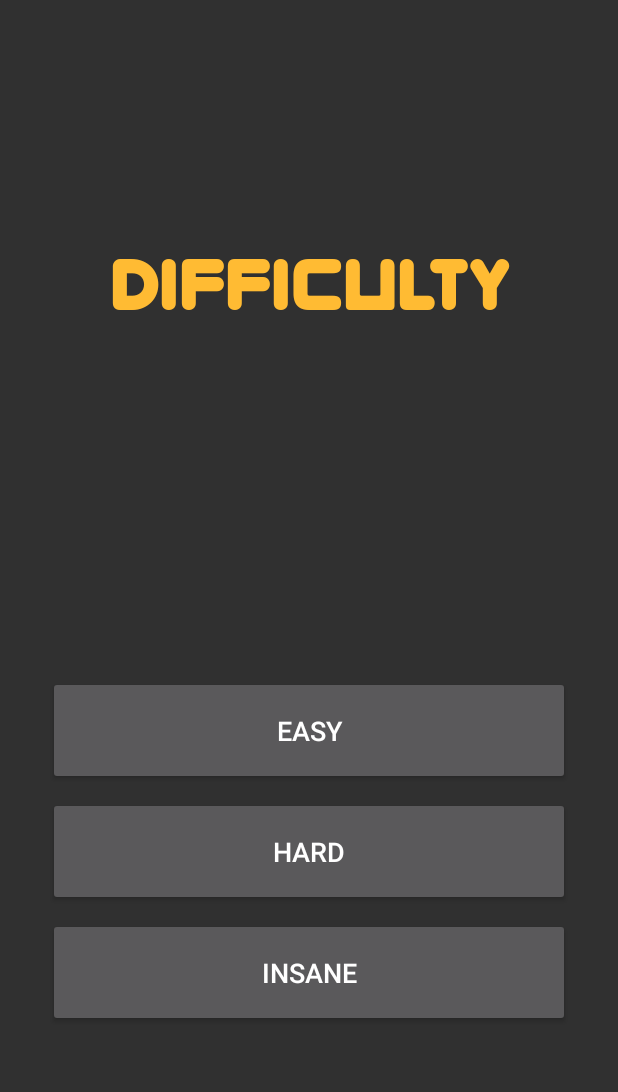
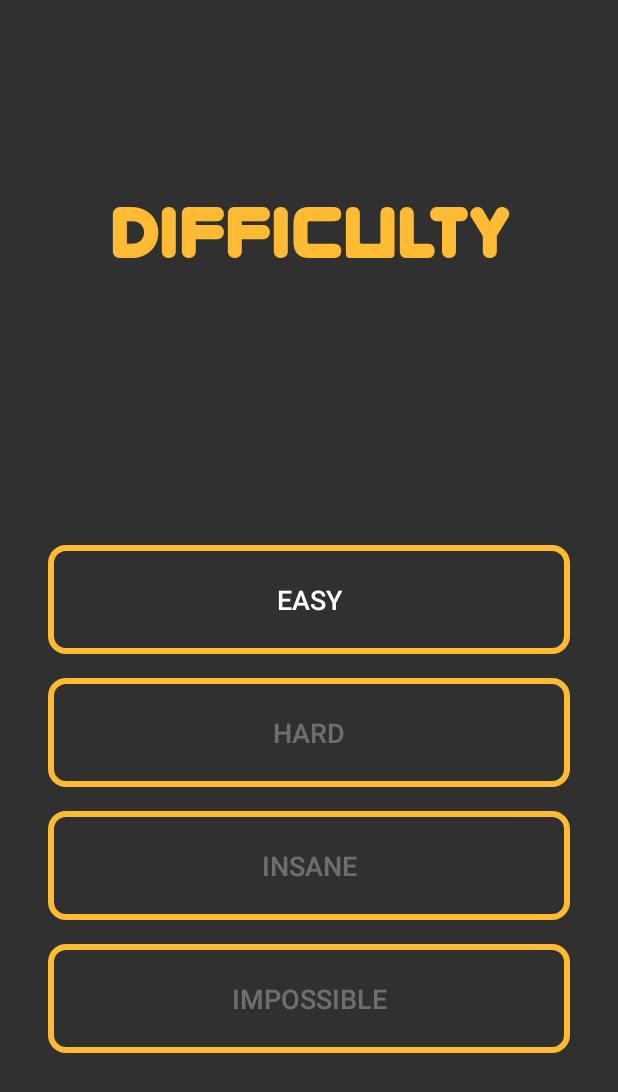
Before and after one commit to NetoPedro/TicTacToe, an Android app: the SelectDifficultyActivity screen opened directly, with no data from a screen before it, on a phone screen of 412 x 824 dp. Shown: the top 1092 px of the screen. Run offline under Robolectric (Android 15) with nearby library versions, the phone set to English and light mode, and no system bars; 1 statement that could not run was skipped.

Commit message:
Bordas adicionadas, botao impossible

```diff
--- /dev/null
+++ b/app/src/main/res/drawable/button_border.xml
@@ -0,0 +1,6 @@
+<?xml version="1.0" encoding="utf-8"?>
+<shape xmlns:android="http://schemas.android.com/apk/res/android"
+    android:shape="rectangle">
+    <corners android:radius="10dp" />
+    <stroke android:width="6px" android:color="#ffffbb33" />
+</shape>
--- a/app/src/main/res/layout/activity_select_difficulty.xml
+++ b/app/src/main/res/layout/activity_select_difficulty.xml
@@ -43,7 +43,8 @@
             android:id="@+id/button_easy"
             android:textSize="18sp"
             android:padding="24dp"
-            android:layout_marginBottom="8dp"/>
+            android:layout_marginBottom="16dp"
+            android:background="@drawable/button_border"/>
 
         <Button
             android:text="@string/hard"
@@ -54,7 +55,9 @@
             android:id="@+id/button_hard"
             android:textSize="18sp"
             android:padding="24dp"
-            android:layout_marginBottom="8dp"/>
+            android:background="@drawable/button_border"
+            android:layout_marginBottom="16dp"
+            android:enabled="false"/>
 
         <Button
             android:text="@string/impossible"
@@ -64,7 +67,22 @@
             android:layout_marginLeft="16dp"
             android:layout_marginRight="16dp"
             android:id="@+id/button_impossible"
-            android:padding="24dp"/>
+            android:background="@drawable/button_border"
+            android:padding="24dp"
+            android:layout_marginBottom="16dp"
+            android:enabled="false"/>
+
+        <Button
+            android:text="@string/the_impossible"
+            android:layout_width="match_parent"
+            android:layout_height="wrap_content"
+            android:textSize="18sp"
+            android:layout_marginLeft="16dp"
+            android:layout_marginRight="16dp"
+            android:id="@+id/button_the_impossible"
+            android:background="@drawable/button_border"
+            android:padding="24dp"
+            android:enabled="false"/>
     </LinearLayout>
 
 </LinearLayout>
--- a/app/src/main/res/layout/activity_select_game_mode.xml
+++ b/app/src/main/res/layout/activity_select_game_mode.xml
@@ -43,7 +43,8 @@
             android:layout_marginRight="16dp"
             android:id="@+id/button_single_player"
             android:padding="24dp"
-            android:layout_marginBottom="8dp"/>
+            android:background="@drawable/button_border"
+            android:layout_marginBottom="16dp"/>
 
         <Button
             android:text="@string/multiplayer"
@@ -52,6 +53,7 @@
             android:textSize="18sp"
             android:layout_marginLeft="16dp"
             android:layout_marginRight="16dp"
+            android:background="@drawable/button_border"
             android:id="@+id/button_multiplayer"
             android:padding="24dp"/>
 
--- a/app/src/main/res/values/strings.xml
+++ b/app/src/main/res/values/strings.xml
@@ -1,6 +1,6 @@
 <resources>
     <string name="app_name">TicTacToe</string>
-    <string name="jogador">Player </string>
+    <string name="jogador">Player:</string>
     <string name="cpu">CPU:</string>
     <string name="title_activity_opcoes">Options</string>
 
@@ -89,4 +89,5 @@
     <string name="impossible">Insane</string>
     <string name="select_difficulty">Difficulty</string>
     <string name="tictactoe">Tic Tac Toe</string>
+    <string name="the_impossible">Impossible</string>
 </resources>
```
Also changed, not shown: app/src/main/res/layout/activity_main.xml (+12 -5 lines), app/src/main/res/layout/activity_tabuleiro.xml (+37 -24 lines).
